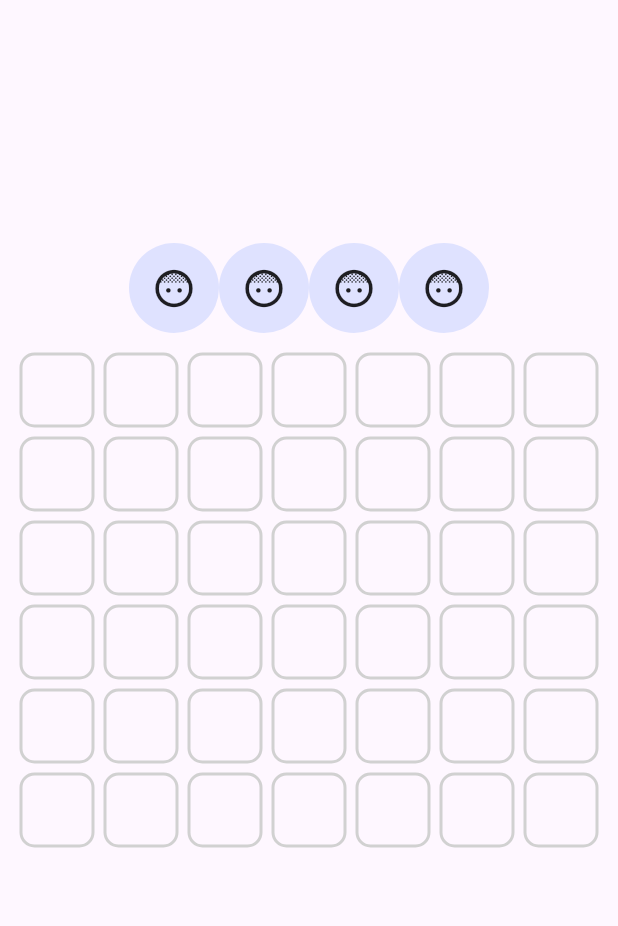
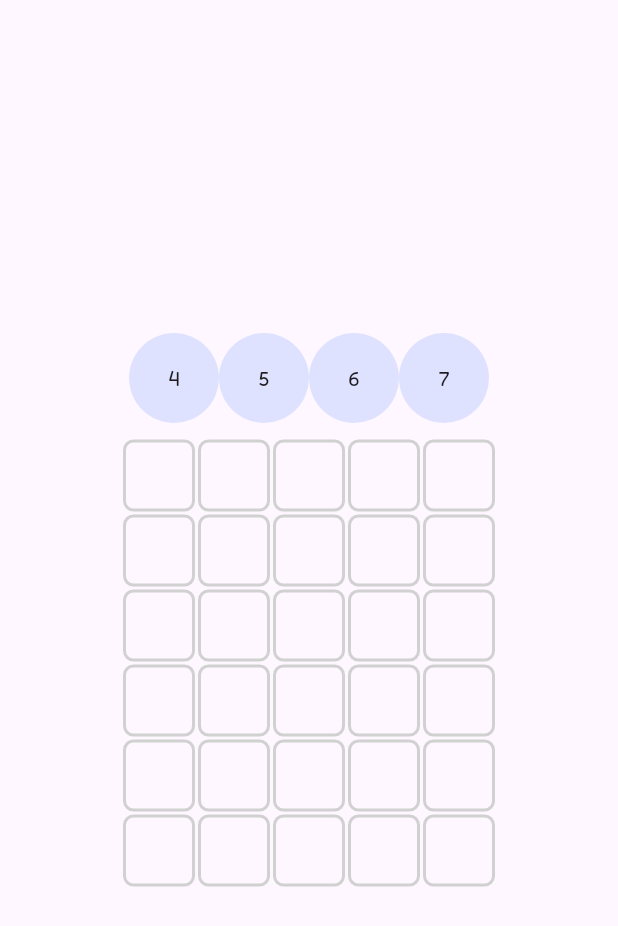
Before and after one commit to HowdyHowe/flutter_wordle, a Flutter app: the screen it shows after launch, after a tap on the "play arrow" icon, on a phone screen of 412 x 824 dp. Shown: the top 926 px of the screen. Run offline on Flutter 3.47's test engine with Material 3 defaults, Android fonts, the phone set to English and light mode, and no system bars.

Commit message:
Adding text option to button.

```diff
--- a/lib/pages/game-page.dart
+++ b/lib/pages/game-page.dart
@@ -14,7 +14,7 @@ class _GamePageState extends State<GamePage> {
     super.initState();
   }
 
-  int boxCount = 42;
+  int boxCount = 25;
 
   void changeBox(int box) {
     setState(() {
@@ -35,57 +35,60 @@ class _GamePageState extends State<GamePage> {
               crossAxisAlignment: CrossAxisAlignment.center,
               children: [
                 Button(
-                    icon: Icons.face_5_rounded,
+                    isIcon: false,
+                    text: "4",
                     width: 60,
                     height: 60,
                     iconSize: 30,
                     round: true,
-                    onPressed: () => changeBox(24)),
+                    onPressed: () => changeBox(20)),
                 Button(
-                    icon: Icons.face_5_rounded,
+                    isIcon: false,
+                    text: "5",
+                    width: 60,
+                    height: 60,
+                    iconSize: 30,
+                    round: true,
+                    onPressed: () => changeBox(25)),
+                Button(
+                    isIcon: false,
+                    text: "6",
                     width: 60,
                     height: 60,
                     iconSize: 30,
                     round: true,
                     onPressed: () => changeBox(30)),
                 Button(
-                    icon: Icons.face_5_rounded,
+                    isIcon: false,
+                    text: "7",
                     width: 60,
                     height: 60,
                     iconSize: 30,
                     round: true,
-                    onPressed: () => changeBox(36)),
-                Button(
-                    icon: Icons.face_5_rounded,
-                    width: 60,
-                    height: 60,
-                    iconSize: 30,
-                    round: true,
-                    onPressed: () => changeBox(42)),
+                    onPressed: () => changeBox(35)),
               ],
             ),
           ),
           Center(
             child: Container(
               width: boxCount * 10,
-              height: boxCount * 10,
               margin: EdgeInsets.all(10),
               child: GridView.builder(
                   padding: EdgeInsets.all(0),
                   shrinkWrap: true,
                   physics: NeverScrollableScrollPhysics(),
                   gridDelegate: SliverGridDelegateWithMaxCrossAxisExtent(
-                    maxCrossAxisExtent: 60,
+                    maxCrossAxisExtent: 50,
                     childAspectRatio: 1,
                   ),
-                  itemCount: boxCount,
+                  itemCount: (boxCount + boxCount / 5).toInt(),
                   itemBuilder: (BuildContext context, int index) {
                     return Container(
-                      margin: EdgeInsets.all(3),
+                      margin: EdgeInsets.all(1),
                       decoration: BoxDecoration(
                           border:
                               Border.all(width: 2, color: Color(0xFFd1d1d1)),
-                          borderRadius: BorderRadius.circular(10)),
+                          borderRadius: BorderRadius.circular(7)),
                     );
                   }),
             ),
--- a/lib/pages/home-page.dart
+++ b/lib/pages/home-page.dart
@@ -48,6 +48,7 @@ class _HomePageState extends State<HomePage> {
               Column(
                 children: [
                   Button(
+                      isIcon: true,
                       onPressed: () {
                         Navigator.pushNamed(context, "/game");
                       },
@@ -64,6 +65,7 @@ class _HomePageState extends State<HomePage> {
                     crossAxisAlignment: CrossAxisAlignment.center,
                     children: [
                       Button(
+                          isIcon: true,
                           onPressed: () {
                             Navigator.pushNamed(context, "/info");
                           },
@@ -76,6 +78,7 @@ class _HomePageState extends State<HomePage> {
                         width: 10,
                       ),
                       Button(
+                          isIcon: true,
                           onPressed: () {
                             Navigator.pushNamed(context, "/setting");
                           },
--- a/lib/widgets/button.dart
+++ b/lib/widgets/button.dart
@@ -1,20 +1,25 @@
 import 'package:flutter/material.dart';
 
 class Button extends StatefulWidget {
-  final IconData icon;
+  final bool isIcon;
+  final IconData? icon;
+  final String? text;
   final double width;
   final double height;
   final double iconSize;
   final bool round;
   final VoidCallback onPressed;
-  Button(
-      {super.key,
-      required this.icon,
+  Button({
+    super.key,
+    required this.isIcon,
+    this.text,
+    this.icon,
     required this.width,
     required this.height,
     required this.iconSize,
     required this.round,
-      required this.onPressed});
+    required this.onPressed,
+  });
 
   @override
   State<Button> createState() => _ButtonState();
@@ -55,9 +60,13 @@ class _ButtonState extends State<Button> {
                     color: Color(0xFFdfe2ff),
                     borderRadius: BorderRadius.circular(15)),
             child: Center(
-                child: Icon(
+                child: widget.isIcon
+                    ? Icon(
                         widget.icon,
                         size: widget.iconSize,
+                      )
+                    : Text(
+                        widget.text ?? "",
                       ))),
       ),
     );
```
Lines whose indentation alone changed are shown as unchanged.
